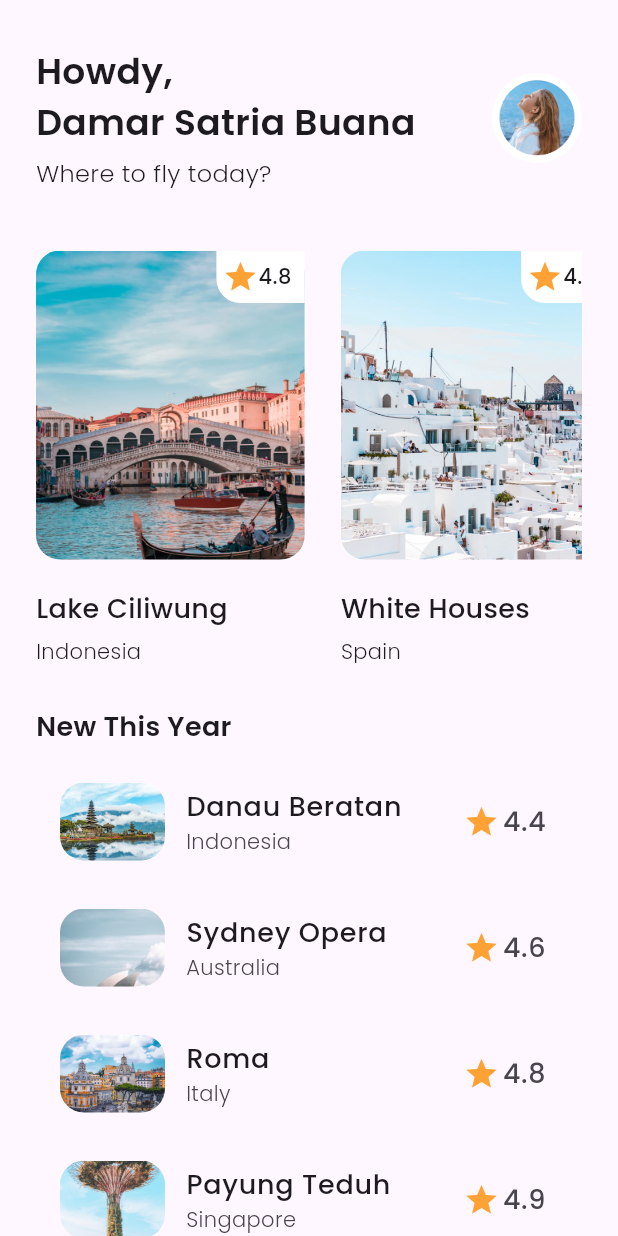
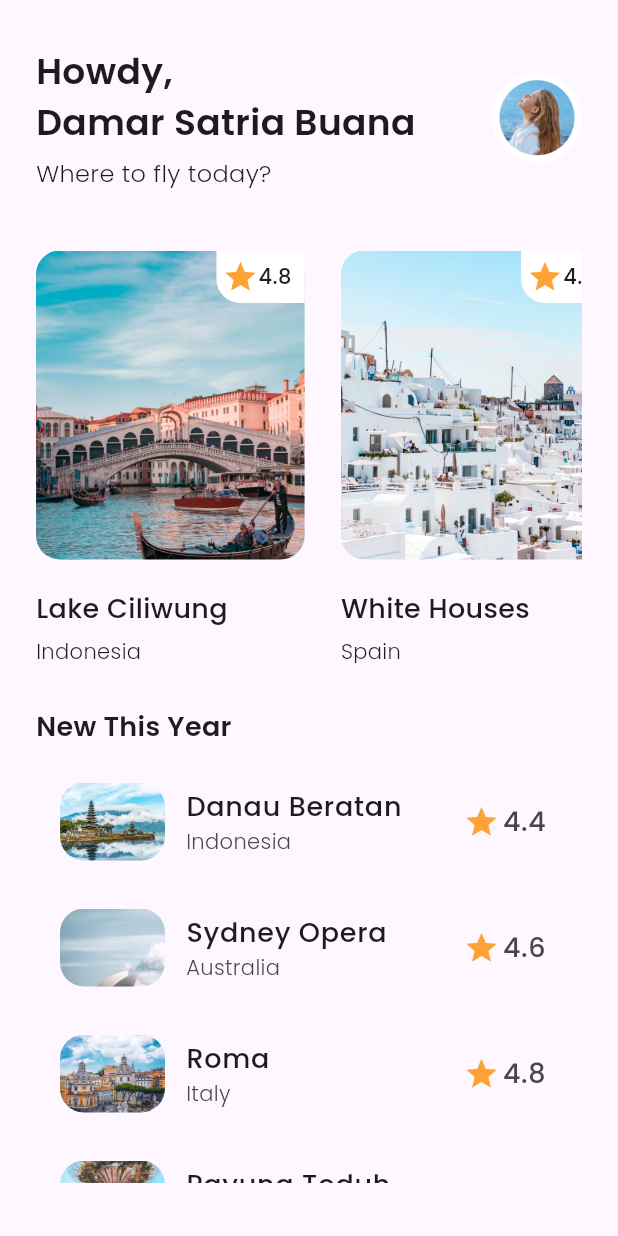
Before and after one commit to notsatria/airplane-app, a Flutter app: the HomeView screen opened by its route, on a phone screen of 412 x 824 dp. Run offline on Flutter 3.47's test engine with Material 2 defaults, Android fonts, the phone set to English and light mode, and no system bars.

Commit message:
Fix issue on home view height

```diff
--- a/lib/app/modules/home/home_view.dart
+++ b/lib/app/modules/home/home_view.dart
@@ -92,7 +92,7 @@ class HomeView extends StatelessWidget {
 
   Widget _buildPlaceListItem(double maxHeight) {
     return SizedBox(
-      height: maxHeight,
+      height: maxHeight / 3,
       child: ListView.builder(
         itemCount: placesNew.length,
         itemBuilder: (context, index) =>
```
